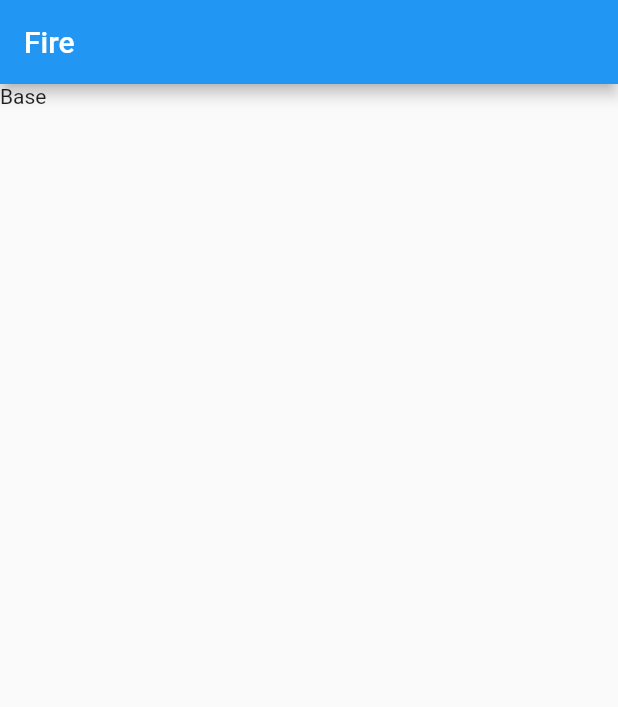
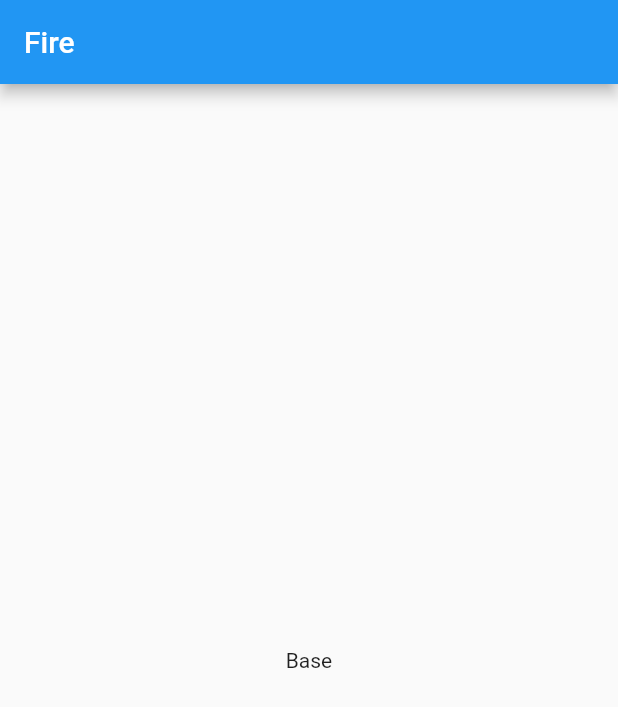
Before and after one commit to satyakrishna3004/fbase, a Flutter app: the screen it shows after launch, on a phone screen of 412 x 824 dp. Shown: the top 707 px of the screen. Run offline on Flutter 3.47's test engine with Material 2 defaults, Android fonts, the phone set to English and light mode, and no system bars.

Commit message:
wrapped with center widget

```diff
--- a/lib/main.dart
+++ b/lib/main.dart
@@ -27,7 +27,7 @@ class _firstscreenState extends State<firstscreen> {
   Widget build(BuildContext context) {
     return Scaffold(
       appBar: AppBar(title: Text('Fire'),),
-      body: Text('Base'),
+      body: Center(child: Text('Base')),
 
     );
   }
```
